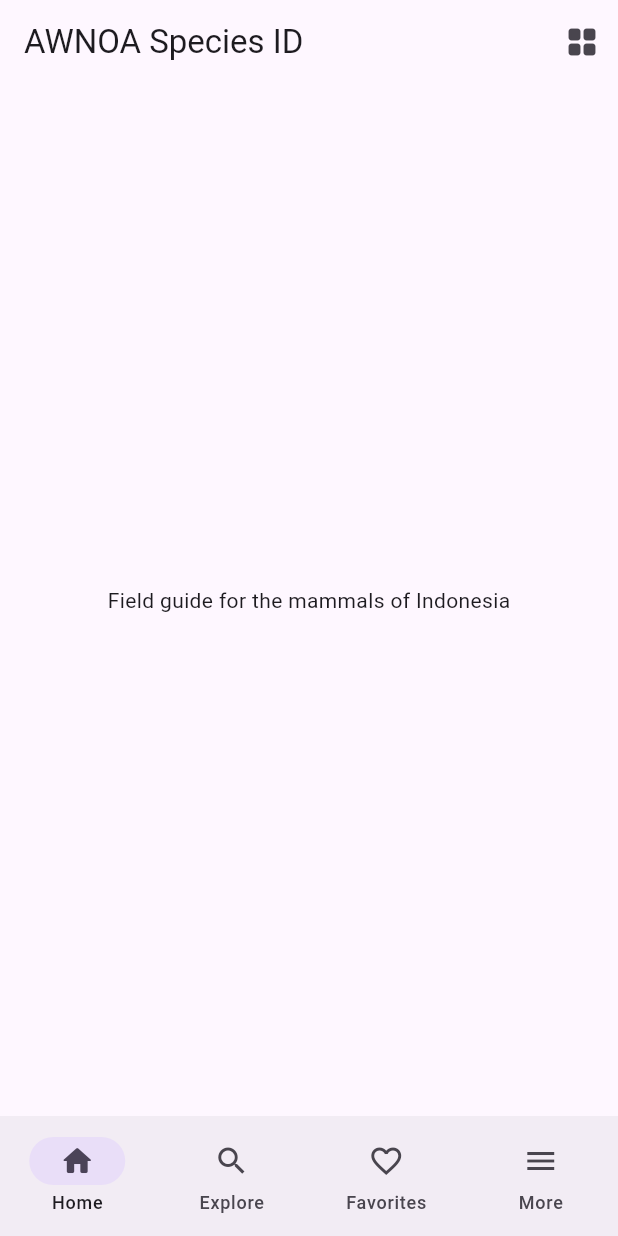
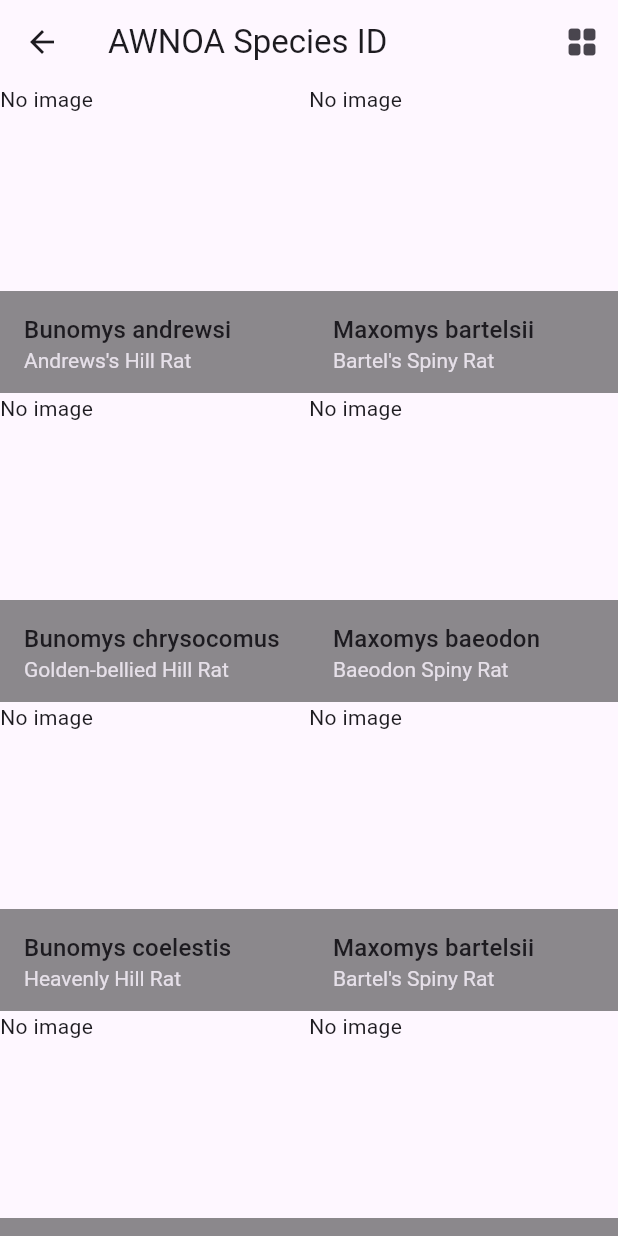
Before and after one commit to hhandika/awnoa, a Flutter app: the screen it shows after launch, item 2 of the bottom bar chosen, after a tap on the "list alt" icon, on a phone screen of 412 x 824 dp. Run offline on Flutter 3.47's test engine with Material 3 defaults, Android fonts, the phone set to English and light mode, and no system bars.

Commit message:
Add explore screen.

```diff
--- a/lib/main.dart
+++ b/lib/main.dart
@@ -1,4 +1,4 @@
-import 'package:awnoa/home.dart';
+import 'package:awnoa/screens/home.dart';
 import 'package:flutter/material.dart';
 
 void main() {
--- /dev/null
+++ b/lib/screens/explore.dart
@@ -0,0 +1,99 @@
+import 'package:awnoa/services/species_list.dart';
+import 'package:awnoa/services/types.dart';
+import 'package:flutter/material.dart';
+
+class ExploreScreen extends StatefulWidget {
+  const ExploreScreen({super.key});
+
+  @override
+  State<ExploreScreen> createState() => _ExploreScreenState();
+}
+
+class _ExploreScreenState extends State<ExploreScreen> {
+  bool isListView = true;
+
+  @override
+  Widget build(BuildContext context) {
+    return Scaffold(
+      appBar: AppBar(
+        title: const Text('AWNOA Species ID'),
+        actions: [
+          IconButton(
+            onPressed: () {
+              setState(() {
+                isListView = !isListView;
+              });
+            },
+            icon: isListView
+                ? const Icon(Icons.list_alt_rounded)
+                : const Icon(Icons.grid_view_rounded),
+          ),
+        ],
+      ),
+      body: Center(
+        child: isListView
+            ? SpeciesListView(speciesList: fetchList())
+            : SpeciesGridView(speciesList: fetchList()),
+      ),
+    );
+  }
+
+  List<SpeciesData> fetchList() {
+    return SpeciesService().getSpeciesList();
+  }
+}
+
+class SpeciesListView extends StatelessWidget {
+  const SpeciesListView({
+    super.key,
+    required this.speciesList,
+  });
+
+  final List<SpeciesData> speciesList;
+
+  @override
+  Widget build(BuildContext context) {
+    return ListView.builder(
+      itemCount: speciesList.length,
+      itemBuilder: (context, index) {
+        return ListTile(
+          // leading: Image.network(speciesList[index].imageUrl),
+          title: Text(speciesList[index].species,
+              style: Theme.of(context).textTheme.titleMedium),
+          subtitle: Text(speciesList[index].commonName),
+        );
+      },
+    );
+  }
+}
+
+class SpeciesGridView extends StatelessWidget {
+  const SpeciesGridView({
+    super.key,
+    required this.speciesList,
+  });
+
+  final List<SpeciesData> speciesList;
+
+  @override
+  Widget build(BuildContext context) {
+    return GridView.builder(
+      itemCount: speciesList.length,
+      gridDelegate: const SliverGridDelegateWithFixedCrossAxisCount(
+        crossAxisCount: 2,
+        childAspectRatio: 1.0,
+      ),
+      itemBuilder: (context, index) {
+        return GridTile(
+          footer: GridTileBar(
+            backgroundColor: Colors.black45,
+            title: Text(speciesList[index].species,
+                style: Theme.of(context).textTheme.titleMedium),
+            subtitle: Text(speciesList[index].commonName),
+          ),
+          child: const Text('No image'),
+        );
+      },
+    );
+  }
+}
--- a/lib/home.dart
+++ b/lib/screens/home.dart
@@ -1,3 +1,4 @@
+import 'package:awnoa/screens/explore.dart';
 import 'package:flutter/material.dart';
 
 class HomeScreen extends StatefulWidget {
@@ -69,7 +70,7 @@ class _HomeScreenState extends State<HomeScreen> {
                   Navigator.push(
                       context,
                       MaterialPageRoute(
-                          builder: (context) => const HomeScreen()));
+                          builder: (context) => const ExploreScreen()));
                   break;
                 case 2:
                   Navigator.push(
--- /dev/null
+++ b/lib/services/species_list.dart
@@ -0,0 +1,64 @@
+import 'package:awnoa/services/types.dart';
+
+const Map<String, String> dummyBunomysSpecies = {
+  'species': 'Bunomys andrewsi',
+  'englishName': 'Andrews\'s Hill Rat',
+  'commonName': 'Andrews\'s Hill Rat',
+};
+
+const Map<String, String> dummyMaxomysSpecies = {
+  'species': 'Maxomys bartelsii',
+  'englishName': 'Bartel\'s Spiny Rat',
+  'commonName': 'Bartel\'s Spiny Rat',
+};
+
+const Map<String, String> dummyBunomysSpecies2 = {
+  'species': 'Bunomys chrysocomus',
+  'englishName': 'Golden-bellied Hill Rat',
+  'commonName': 'Golden-bellied Hill Rat',
+};
+
+const Map<String, String> dummyMaxomysSpecies2 = {
+  'species': 'Maxomys baeodon',
+  'englishName': 'Baeodon Spiny Rat',
+  'commonName': 'Baeodon Spiny Rat',
+};
+
+const Map<String, String> dummyBunomysSpecies3 = {
+  'species': 'Bunomys coelestis',
+  'englishName': 'Heavenly Hill Rat',
+  'commonName': 'Heavenly Hill Rat',
+};
+
+const Map<String, String> dummyMaxomysSpecies3 = {
+  'species': 'Maxomys bartelsii',
+  'englishName': 'Bartel\'s Spiny Rat',
+  'commonName': 'Bartel\'s Spiny Rat',
+};
+
+const Map<String, String> dummyBunomysSpecies4 = {
+  'species': 'Bunomys coelestis',
+  'englishName': 'Celebes Hill Rat',
+  'commonName': 'Celebes Hill Rat',
+};
+
+const Map<String, String> dummyMaxomysSpecies4 = {
+  'species': 'Rattus norvegicus',
+  'englishName': 'Norway Rat',
+  'commonName': 'Norway Rat',
+};
+
+class SpeciesService {
+  List<SpeciesData> getSpeciesList() {
+    return [
+      SpeciesData.fromMap(dummyBunomysSpecies),
+      SpeciesData.fromMap(dummyMaxomysSpecies),
+      SpeciesData.fromMap(dummyBunomysSpecies2),
+      SpeciesData.fromMap(dummyMaxomysSpecies2),
+      SpeciesData.fromMap(dummyBunomysSpecies3),
+      SpeciesData.fromMap(dummyMaxomysSpecies3),
+      SpeciesData.fromMap(dummyBunomysSpecies4),
+      SpeciesData.fromMap(dummyMaxomysSpecies4),
+    ];
+  }
+}
--- /dev/null
+++ b/lib/services/types.dart
@@ -0,0 +1,26 @@
+class SpeciesData {
+  SpeciesData({
+    required this.species,
+    required this.englishName,
+    required this.commonName,
+  });
+  final String species;
+  final String englishName;
+  final String commonName;
+
+  factory SpeciesData.fromJson(Map<String, dynamic> json) {
+    return SpeciesData(
+      species: json['species'] as String,
+      englishName: json['englishName'] as String,
+      commonName: json['commonName'] as String,
+    );
+  }
+
+  factory SpeciesData.fromMap(Map<String, String> data) {
+    return SpeciesData(
+      species: data['species']!,
+      englishName: data['englishName']!,
+      commonName: data['commonName']!,
+    );
+  }
+}
```
Also changed, not shown: lib/screens/settings.dart (renamed from lib/settings.dart).
